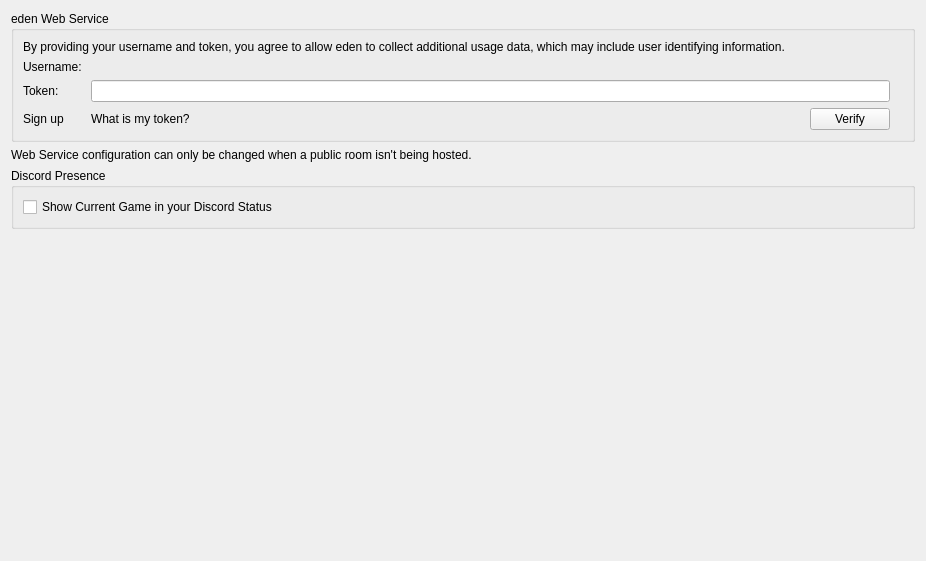
Old version of the form src/yuzu/configuration/configure_web.ui in the repository rorrim-rorrim/eden-alt.
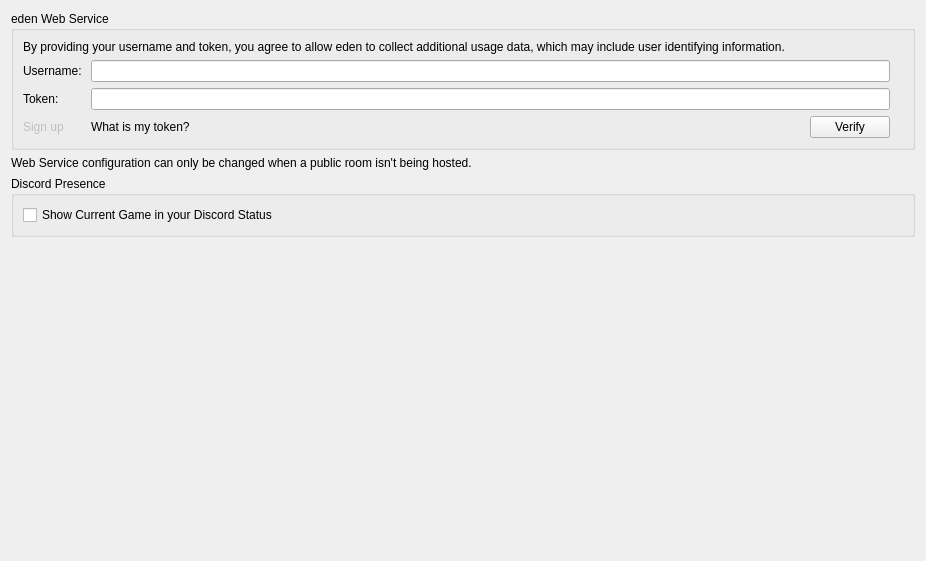
New version of the form.

```diff
--- a/src/yuzu/configuration/configure_web.ui
+++ b/src/yuzu/configuration/configure_web.ui
@@ -52,13 +52,23 @@
           </item>
           <item row="2" column="0">
            <widget class="QLabel" name="web_signup_link">
+            <property name="enabled">
+             <bool>false</bool>
+            </property>
             <property name="text">
              <string>Sign up</string>
             </property>
            </widget>
           </item>
           <item row="0" column="1" colspan="3">
-           <widget class="QLabel" name="username"/>
+           <widget class="QLineEdit" name="edit_username">
+            <property name="maxLength">
+             <number>20</number>
+            </property>
+            <property name="echoMode">
+             <enum>QLineEdit::EchoMode::Normal</enum>
+            </property>
+           </widget>
           </item>
           <item row="1" column="0">
            <widget class="QLabel" name="label_token">
@@ -83,7 +93,7 @@
              <number>80</number>
             </property>
             <property name="echoMode">
-             <enum>QLineEdit::Password</enum>
+             <enum>QLineEdit::EchoMode::Normal</enum>
             </property>
            </widget>
           </item>
```
Left out of the diff: 6 changed lines with no effect on the pictures.
